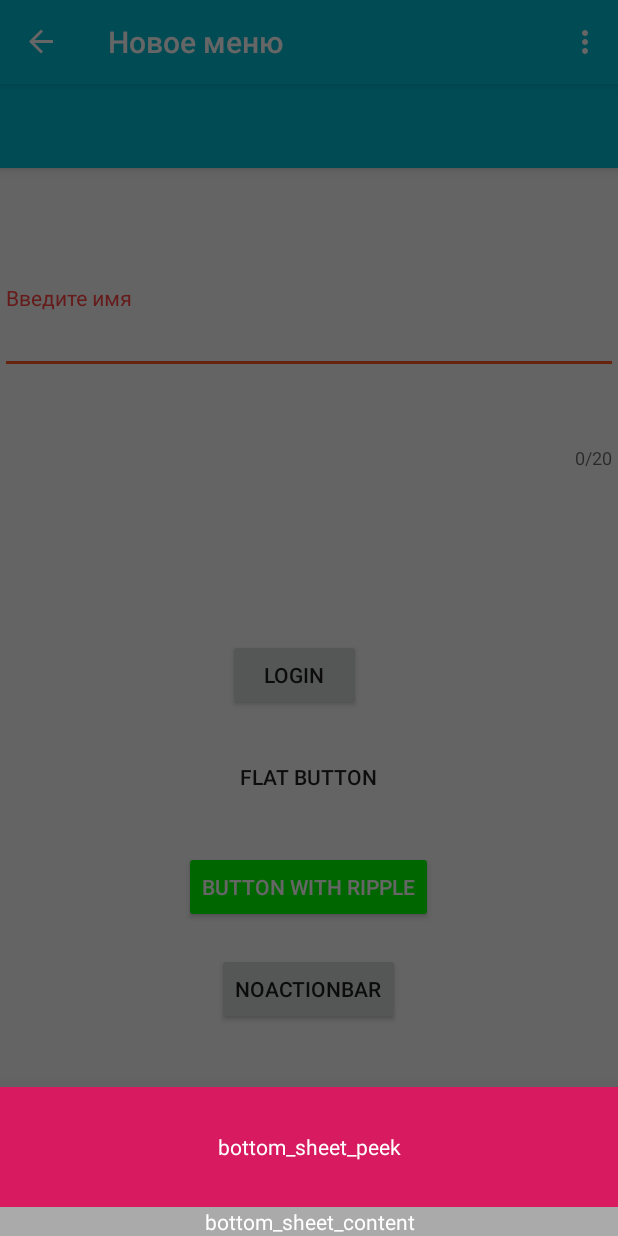
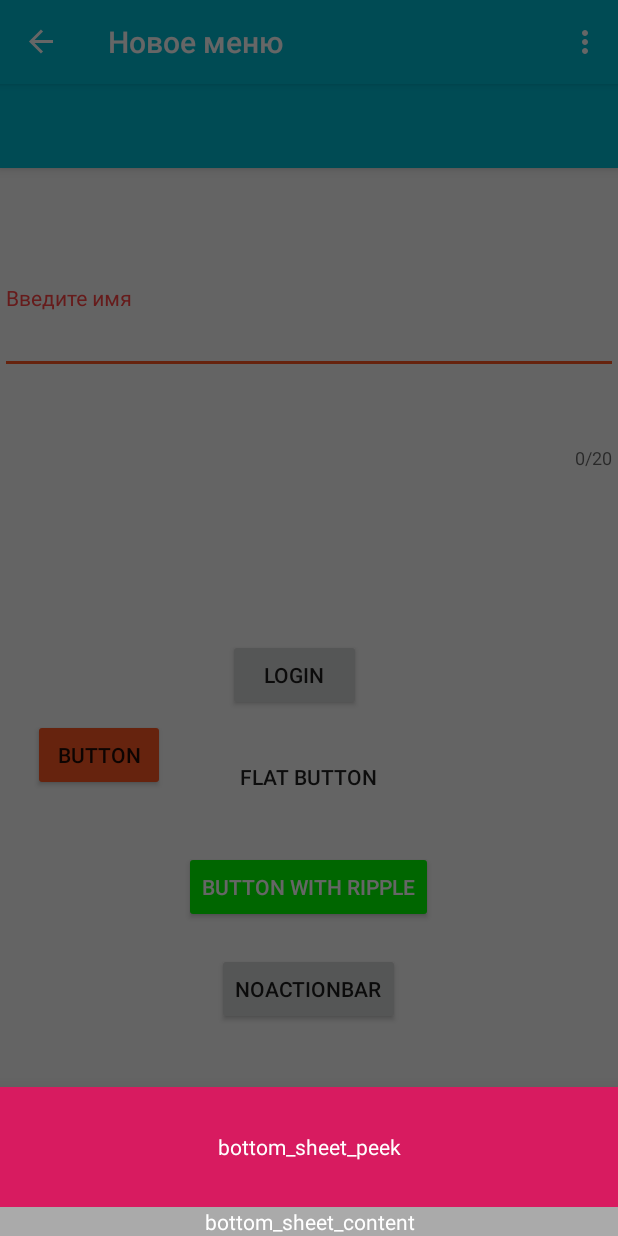
Before and after one commit to ganiushina/AndroidMaterialDesign_V29, an Android app: the screen it shows after launch (MainActivity), in the side drawer, after a tap on "Новое меню", on a phone screen of 412 x 824 dp. Run offline under Robolectric (Android 15) with nearby library versions, the phone set to English and light mode, and no system bars; our stand-ins replace navigation-ui.

Commit message:
Добавила еще одну кнопку

```diff
--- a/app/src/main/res/layout/fragment_new_menu.xml
+++ b/app/src/main/res/layout/fragment_new_menu.xml
@@ -117,4 +117,17 @@
         app:layout_constraintStart_toStartOf="parent"
         app:layout_constraintTop_toBottomOf="@+id/buttonRipple" />
 
+    <Button
+        android:id="@+id/buttonTint"
+        android:layout_width="wrap_content"
+        android:layout_height="wrap_content"
+        android:layout_marginStart="22dp"
+        android:layout_marginTop="163dp"
+        android:layout_marginEnd="37dp"
+        android:text="@string/buttonTint"
+        android:backgroundTint="@color/accent"
+        app:layout_constraintEnd_toStartOf="@+id/buttonFlat"
+        app:layout_constraintStart_toStartOf="parent"
+        app:layout_constraintTop_toBottomOf="@+id/textInputLayout" />
+
 </androidx.constraintlayout.widget.ConstraintLayout>
--- a/app/src/main/res/values/strings.xml
+++ b/app/src/main/res/values/strings.xml
@@ -24,4 +24,5 @@
     <string name="flat_button">Flat button</string>
     <string name="button_ripple">Button  with Ripple</string>
     <string name="noActionBar">NoActionBar</string>
+    <string name="buttonTint">Button</string>
 </resources>
```
